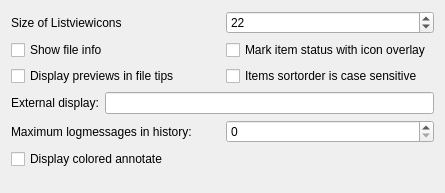
Qt form src/settings/display_settings.ui (KDE/kdesvn) before a commit.
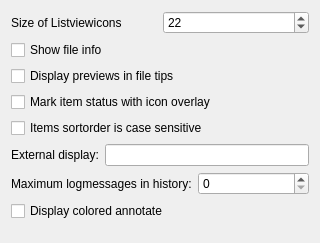
The same form after that commit. Custom widgets are drawn as their Qt base class.

```diff
--- a/src/settings/display_settings.ui
+++ b/src/settings/display_settings.ui
@@ -5,8 +5,8 @@
    <rect>
     <x>0</x>
     <y>0</y>
-    <width>445</width>
-    <height>193</height>
+    <width>320</width>
+    <height>243</height>
    </rect>
   </property>
   <property name="windowTitle" >
@@ -41,15 +41,6 @@
     </layout>
    </item>
    <item>
-    <layout class="QGridLayout" >
-     <item row="1" column="1" >
-      <widget class="QCheckBox" name="kcfg_case_sensitive_sort" >
-       <property name="text" >
-        <string>Items sortorder is case sensitive</string>
-       </property>
-      </widget>
-     </item>
-     <item row="0" column="0" >
       <widget class="QCheckBox" name="kcfg_display_file_tips" >
        <property name="whatsThis" >
         <string>Here you can control if, when moving the mouse over a file, you want to see a small popup window with additional information about that file</string>
@@ -59,7 +50,17 @@
        </property>
       </widget>
      </item>
-     <item row="0" column="1" >
+   <item>
+    <widget class="QCheckBox" name="kcfg_display_previews_in_file_tips" >
+     <property name="whatsThis" >
+      <string>Here you can control if you want the popup window to contain a larger preview for the file, when moving the mouse over it</string>
+     </property>
+     <property name="text" >
+      <string>Display previews in file tips</string>
+     </property>
+    </widget>
+   </item>
+   <item>
       <widget class="QCheckBox" name="kcfg_display_overlays" >
        <property name="toolTip" >
         <string>Mark subversion states with an overlayed icon</string>
@@ -75,17 +76,12 @@
        </property>
       </widget>
      </item>
-     <item row="1" column="0" >
-      <widget class="QCheckBox" name="kcfg_display_previews_in_file_tips" >
-       <property name="whatsThis" >
-        <string>Here you can control if you want the popup window to contain a larger preview for the file, when moving the mouse over it</string>
-       </property>
+   <item>
+    <widget class="QCheckBox" name="kcfg_case_sensitive_sort" >
        <property name="text" >
-        <string>Display previews in file tips</string>
-       </property>
-      </widget>
-     </item>
-    </layout>
+      <string>Items sortorder is case sensitive</string>
+     </property>
+    </widget>
    </item>
    <item>
     <layout class="QGridLayout" >
@@ -157,7 +153,7 @@
      <property name="sizeHint" >
       <size>
        <width>20</width>
-       <height>20</height>
+       <height>16</height>
       </size>
      </property>
     </spacer>
```
Lines whose indentation alone changed are shown as unchanged.
